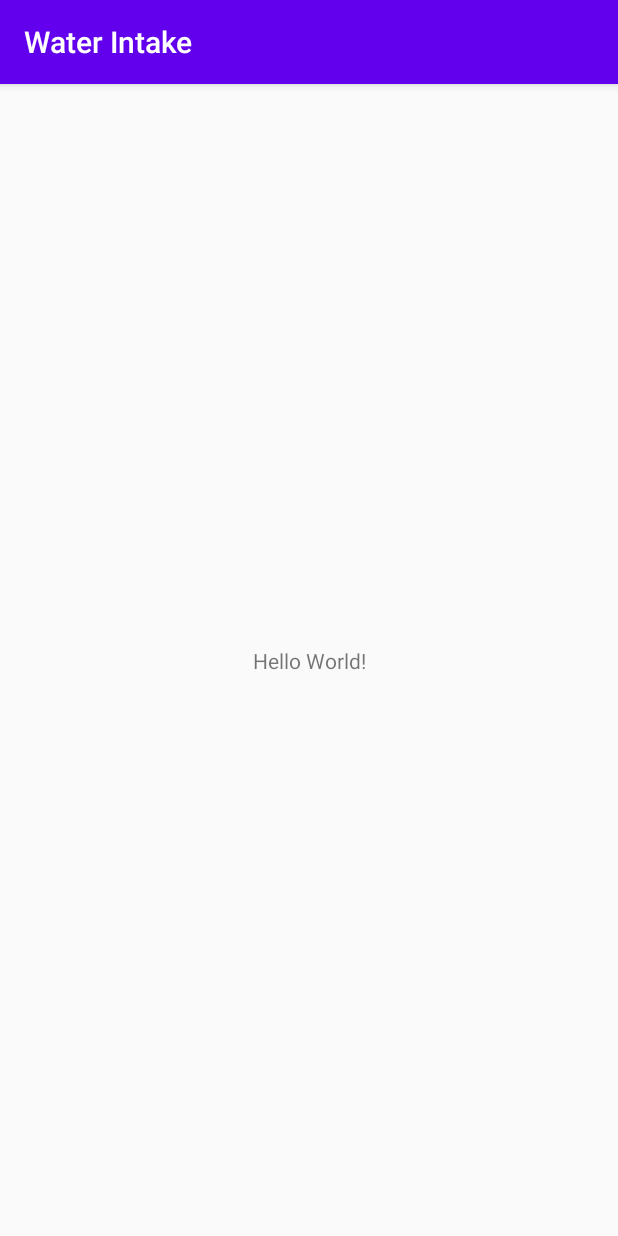
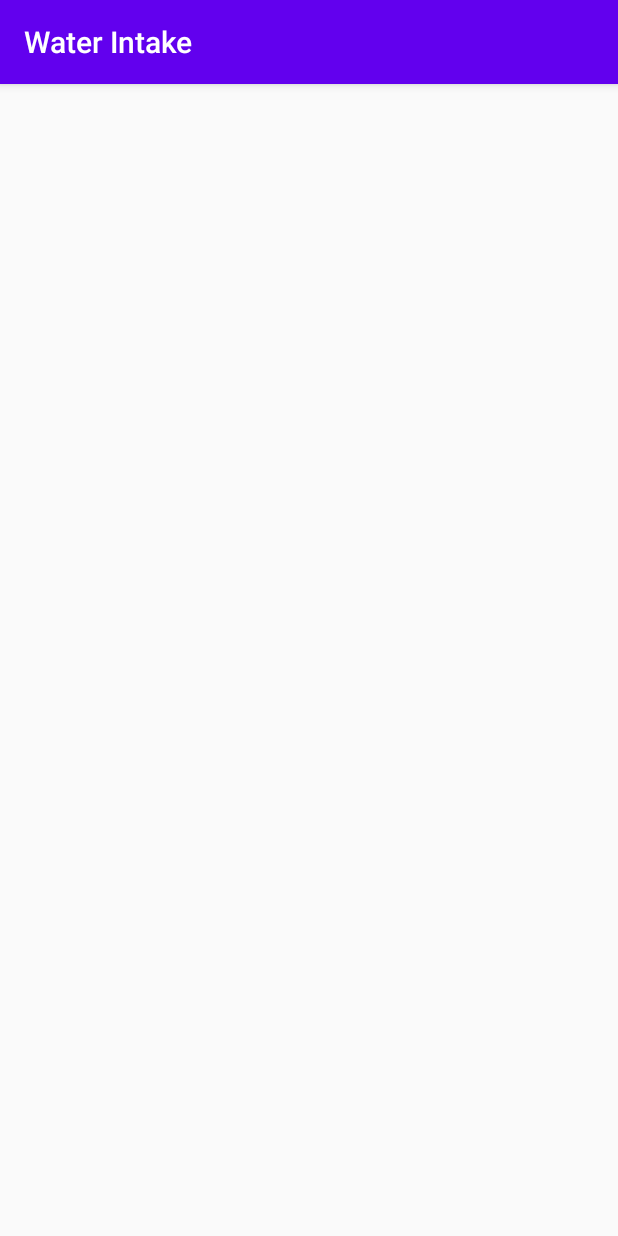
Before and after one commit to Harikrishna2410/Water_Intake_Android_app, an Android app: the screen it shows after launch (MainActivity), on a phone screen of 412 x 824 dp. Run offline under Robolectric (Android 15) with nearby library versions, the phone set to English and light mode, and no system bars.

Commit message:
This is brand new app project which is in under development

```diff
--- a/app/src/main/res/layout/activity_main.xml
+++ b/app/src/main/res/layout/activity_main.xml
@@ -4,15 +4,4 @@
   xmlns:tools="http://schemas.android.com/tools"
   android:layout_width="match_parent"
   android:layout_height="match_parent"
-  tools:context=".MainActivity">
-
-  <TextView
-    android:layout_width="wrap_content"
-    android:layout_height="wrap_content"
-    android:text="Hello World!"
-    app:layout_constraintBottom_toBottomOf="parent"
-    app:layout_constraintLeft_toLeftOf="parent"
-    app:layout_constraintRight_toRightOf="parent"
-    app:layout_constraintTop_toTopOf="parent" />
-
-</androidx.constraintlayout.widget.ConstraintLayout>
+  tools:context=".MainActivity"/>
```
